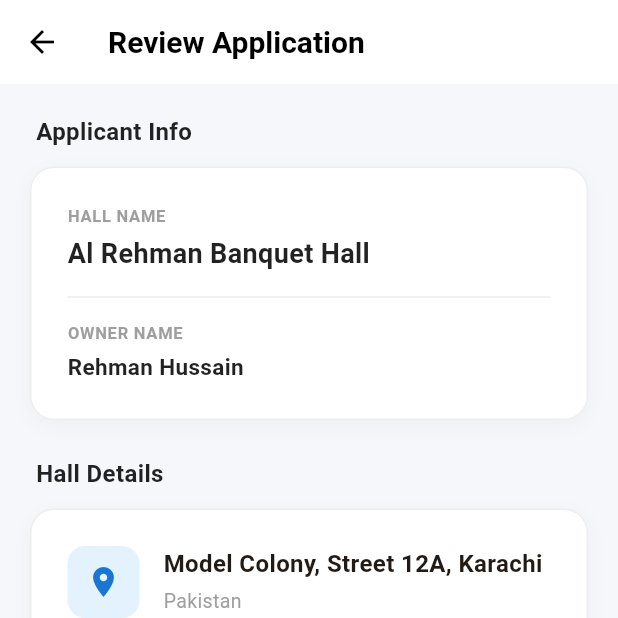
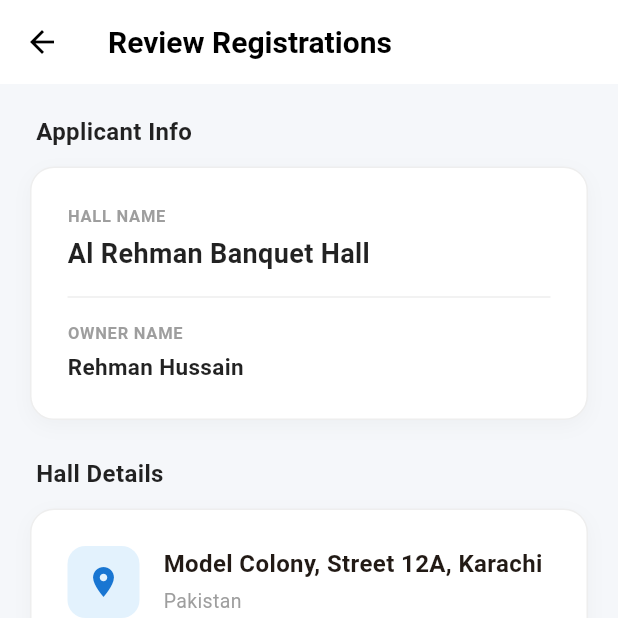
Before and after one commit to muhammadSaadXCII/VenueMate_System, a Flutter app: the ReviewRegistrationScreen screen opened directly, on a phone screen of 412 x 824 dp, the top half of it. Run offline on Flutter 3.47's test engine with Material 3 defaults, Android fonts, the phone set to English and light mode, and no system bars; our stand-ins replace badges, carousel_slider, cloud_firestore, dash_chat_2, firebase_auth, firebase_core and 4 more; accounts and stored records are empty.

Commit message:
Changed LOGOS

```diff
--- a/lib/Screens/SystemAdmin/review_registrations.dart
+++ b/lib/Screens/SystemAdmin/review_registrations.dart
@@ -18,7 +18,7 @@ class ReviewRegistrationScreen extends StatelessWidget {
           onPressed: () => Navigator.pop(context),
         ),
         title: const Text(
-          "Review Application",
+          "Review Registrations",
           style: TextStyle(
             color: Colors.black,
             fontSize: 20,
```
